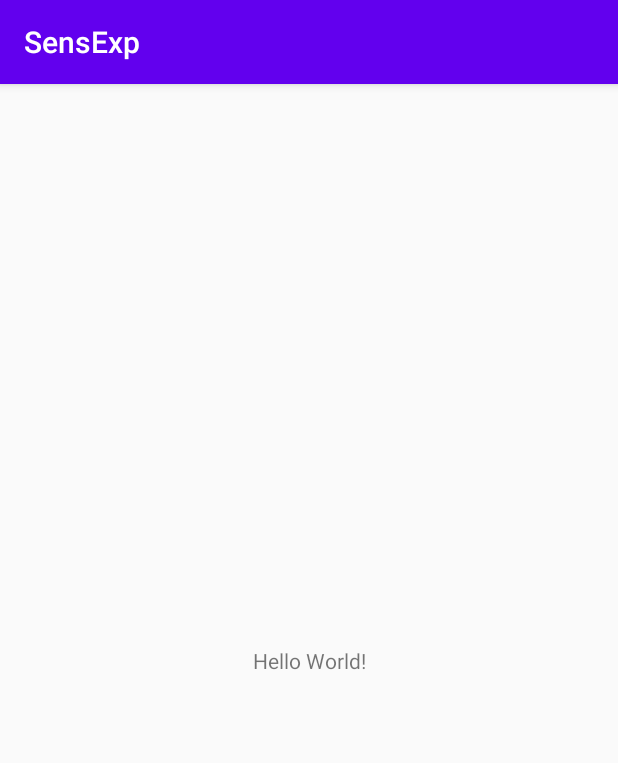
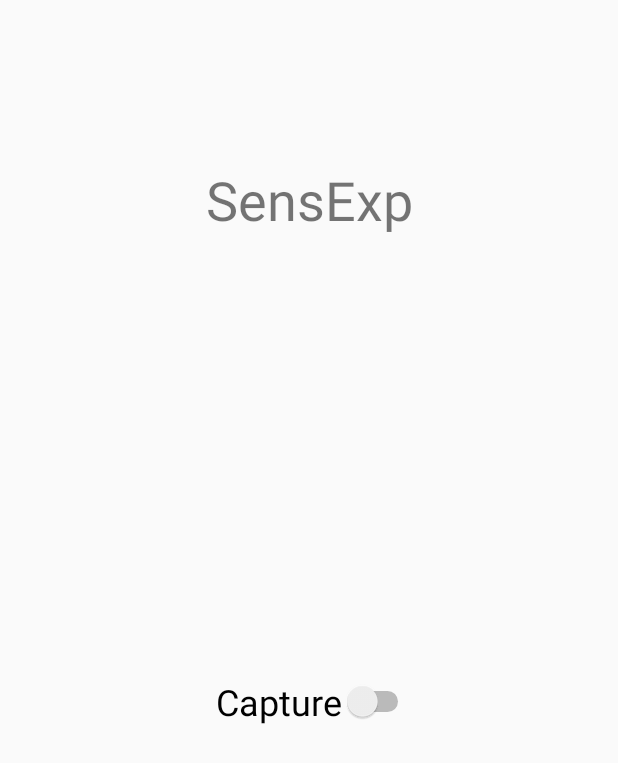
Before and after one commit to jonpas/SensExp, an Android app: the screen it shows after launch (MainActivity), on a phone screen of 412 x 824 dp. Shown: the top 763 px of the screen. Run offline under Robolectric (Android 15) with nearby library versions, the phone set to English and light mode, and no system bars.

Commit message:
Add basic capture UI

```diff
--- a/app/build.gradle
+++ b/app/build.gradle
@@ -28,10 +28,10 @@ android {
 dependencies {
     implementation fileTree(dir: 'libs', include: ['*.jar'])
     implementation "org.jetbrains.kotlin:kotlin-stdlib-jdk7:$kotlin_version"
-    implementation 'androidx.appcompat:appcompat:1.0.2'
-    implementation 'androidx.core:core-ktx:1.0.2'
+    implementation 'androidx.appcompat:appcompat:1.1.0'
+    implementation 'androidx.core:core-ktx:1.2.0'
     implementation 'androidx.constraintlayout:constraintlayout:1.1.3'
-    testImplementation 'junit:junit:4.12'
+    testImplementation 'junit:junit:4.13'
     androidTestImplementation 'androidx.test.ext:junit:1.1.1'
     androidTestImplementation 'androidx.test.espresso:espresso-core:3.2.0'
 }
--- a/app/src/main/java/com/jonpas/sensexp/MainActivity.kt
+++ b/app/src/main/java/com/jonpas/sensexp/MainActivity.kt
@@ -7,7 +7,11 @@ import android.hardware.SensorEventListener
 import android.hardware.SensorManager
 import android.os.Bundle
 import android.util.Log
+import android.view.View
+import android.widget.CompoundButton
+import android.widget.Switch
 import androidx.appcompat.app.AppCompatActivity
+
 
 class MainActivity : AppCompatActivity(), SensorEventListener {
 
@@ -23,9 +27,10 @@ class MainActivity : AppCompatActivity(), SensorEventListener {
         super.onCreate(savedInstanceState)
         setContentView(R.layout.activity_main)
 
+        val captureSwitch: Switch = findViewById(R.id.capture)
+        captureSwitch.setOnCheckedChangeListener(captureSwitchOnCheckedChangeListener)
         sensorManager = getSystemService(Context.SENSOR_SERVICE) as SensorManager
         linearAccel = sensorManager.getDefaultSensor(Sensor.TYPE_LINEAR_ACCELERATION)
-        sensorManager.registerListener(this, linearAccel, accDelay)
     }
 
     override fun onAccuracyChanged(sensor: Sensor?, accuracy: Int) {
@@ -44,16 +49,19 @@ class MainActivity : AppCompatActivity(), SensorEventListener {
         val x = values[0]
         val y = values[1]
         val z = values[2]
-        Log.d(TAG, "x= $x y= $y z= $z")
-    }
-
-    override fun onResume() {
-        super.onResume()
-        sensorManager.registerListener(this, linearAccel, accDelay)
+        Log.v(TAG, "x = $x, y = $y, z = $z")
     }
 
     override fun onPause() {
         super.onPause()
         sensorManager.unregisterListener(this)
     }
+
+    private val captureSwitchOnCheckedChangeListener = CompoundButton.OnCheckedChangeListener { compoundButton: CompoundButton, state: Boolean ->
+        if (state) {
+            sensorManager.registerListener(this, linearAccel, accDelay)
+        } else {
+            sensorManager.unregisterListener(this)
+        }
+    }
 }
--- a/app/src/main/res/layout/activity_main.xml
+++ b/app/src/main/res/layout/activity_main.xml
@@ -7,12 +7,32 @@
     tools:context=".MainActivity">
 
     <TextView
+        android:id="@+id/textView"
         android:layout_width="wrap_content"
         android:layout_height="wrap_content"
-        android:text="Hello World!"
+        android:text="@string/app_name"
+        android:textSize="36sp"
         app:layout_constraintBottom_toBottomOf="parent"
         app:layout_constraintLeft_toLeftOf="parent"
         app:layout_constraintRight_toRightOf="parent"
-        app:layout_constraintTop_toTopOf="parent" />
+        app:layout_constraintTop_toTopOf="parent"
+        app:layout_constraintVertical_bias="0.13999999" />
+
+    <Switch
+        android:id="@+id/capture"
+        android:layout_width="wrap_content"
+        android:layout_height="wrap_content"
+        android:layout_marginStart="165dp"
+        android:layout_marginLeft="165dp"
+        android:layout_marginTop="254dp"
+        android:layout_marginEnd="158dp"
+        android:layout_marginRight="158dp"
+        android:layout_marginBottom="300dp"
+        android:text="@string/capture"
+        android:textSize="24sp"
+        app:layout_constraintBottom_toBottomOf="parent"
+        app:layout_constraintEnd_toEndOf="parent"
+        app:layout_constraintStart_toStartOf="parent"
+        app:layout_constraintTop_toBottomOf="@+id/textView" />
 
 </androidx.constraintlayout.widget.ConstraintLayout>
--- a/app/src/main/res/values/colors.xml
+++ b/app/src/main/res/values/colors.xml
@@ -1,6 +1,3 @@
 <?xml version="1.0" encoding="utf-8"?>
 <resources>
-    <color name="colorPrimary">#6200EE</color>
-    <color name="colorPrimaryDark">#3700B3</color>
-    <color name="colorAccent">#03DAC5</color>
 </resources>
--- a/app/src/main/res/values/strings.xml
+++ b/app/src/main/res/values/strings.xml
@@ -1,3 +1,4 @@
 <resources>
     <string name="app_name">SensExp</string>
+    <string name="capture">Capture</string>
 </resources>
--- a/app/src/main/res/values/styles.xml
+++ b/app/src/main/res/values/styles.xml
@@ -1,11 +1,9 @@
 <resources>
 
     <!-- Base application theme. -->
-    <style name="AppTheme" parent="Theme.AppCompat.Light.DarkActionBar">
-        <!-- Customize your theme here. -->
-        <item name="colorPrimary">@color/colorPrimary</item>
-        <item name="colorPrimaryDark">@color/colorPrimaryDark</item>
-        <item name="colorAccent">@color/colorAccent</item>
+    <style name="AppTheme" parent="Theme.AppCompat.DayNight">
+        <item name="windowActionBar">false</item>
+        <item name="windowNoTitle">true</item>
     </style>
 
 </resources>
--- a/build.gradle
+++ b/build.gradle
@@ -1,14 +1,14 @@
 // Top-level build file where you can add configuration options common to all sub-projects/modules.
 
 buildscript {
-    ext.kotlin_version = '1.3.61'
+    ext.kotlin_version = '1.3.71'
     repositories {
         google()
         jcenter()
 
     }
     dependencies {
-        classpath 'com.android.tools.build:gradle:3.6.0'
+        classpath 'com.android.tools.build:gradle:3.6.2'
         classpath "org.jetbrains.kotlin:kotlin-gradle-plugin:$kotlin_version"
 
         // NOTE: Do not place your application dependencies here; they belong
```
